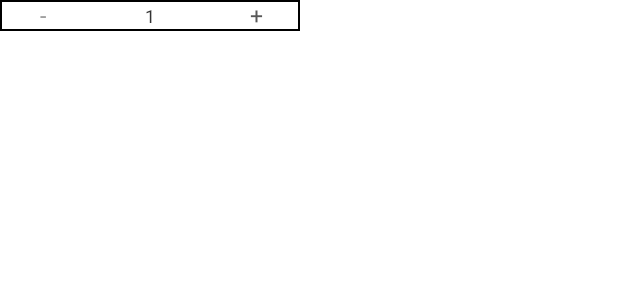
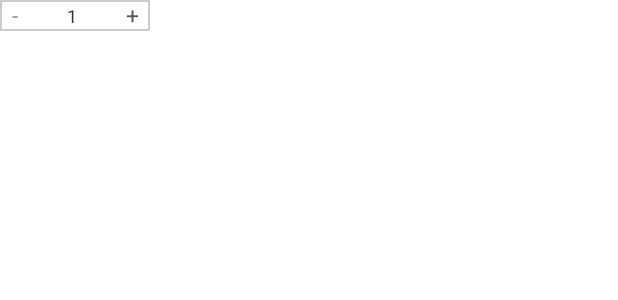
Before and after one commit to lxy1191/CustomView, an Android app: the layout activity_main.xml on its own in the app's theme, with its tools: preview values and no code run, on a phone screen of 412 x 824 dp. Shown: the top 300 px of the screen. Run offline under Robolectric (Android 15) with nearby library versions, the phone set to English and light mode, and no system bars.

Commit message:
新增可编辑加减计数器

```diff
--- a/app/src/main/res/layout/activity_main.xml
+++ b/app/src/main/res/layout/activity_main.xml
@@ -20,7 +20,7 @@
         android:layout_height="wrap_content"/>
 
     <com.example.customview.addsubtractView.AddSubtractView
-        android:layout_width="200dp"
+        android:layout_width="100dp"
         android:layout_height="wrap_content"/>
 
 
--- a/customview/src/main/java/com/example/customview/addsubtractView/AddSubtractView.java
+++ b/customview/src/main/java/com/example/customview/addsubtractView/AddSubtractView.java
@@ -3,6 +3,7 @@ package com.example.customview.addsubtractView;
 import android.content.Context;
 import android.content.res.TypedArray;
 import android.graphics.Rect;
+import android.os.Build;
 import android.text.Editable;
 import android.text.TextWatcher;
 import android.util.AttributeSet;
@@ -14,6 +15,7 @@ import android.widget.LinearLayout;
 import android.widget.TextView;
 
 import androidx.annotation.Nullable;
+import androidx.annotation.RequiresApi;
 
 import com.example.customview.R;
 import com.example.customview.utils.SizeUtil;
@@ -24,19 +26,27 @@ public class AddSubtractView extends LinearLayout {
     private final EditText mEtNum;
     private final TextView mTvAdd;
     private final View view;
+    private final LinearLayout mLayout;
 
+    @RequiresApi(api = Build.VERSION_CODES.JELLY_BEAN)
     public AddSubtractView(Context context, @Nullable AttributeSet attrs) {
         super(context, attrs);
 
-        view = LayoutInflater.from(context).inflate(R.layout.add_subtract_view,this,true);
+        view = LayoutInflater.from(context).inflate(R.layout.view_add_subtract,this,true);
         mTvSubtract = view.findViewById(R.id.tv_subtract);
         mEtNum = view.findViewById(R.id.et_num);
         mTvAdd = view.findViewById(R.id.tv_add);
+        mLayout=view.findViewById(R.id.layout);
 
         TypedArray typedArray = context.obtainStyledAttributes(attrs, R.styleable.AddSubtractView);
         //获取title_text属性
         float symbolSize =  SizeUtil.sp2px(typedArray.getDimensionPixelSize(R.styleable.AddSubtractView_symbolSize,10));
         float contentSize =  SizeUtil.dip2px(typedArray.getDimensionPixelSize(R.styleable.AddSubtractView_contentSize,8));
+
+        if(getBackground()!=null){
+            mLayout.setBackground(getBackground());
+        }
+
         mTvSubtract.setTextSize(symbolSize);
         mTvAdd.setTextSize(symbolSize);
         mEtNum.setTextSize(contentSize);
@@ -45,6 +55,7 @@ public class AddSubtractView extends LinearLayout {
     }
 
 
+    @RequiresApi(api = Build.VERSION_CODES.GINGERBREAD)
     private void listener(){
         view.getViewTreeObserver().addOnGlobalLayoutListener(new ViewTreeObserver.OnGlobalLayoutListener() {
             Rect rect=new Rect();
@@ -53,7 +64,7 @@ public class AddSubtractView extends LinearLayout {
             public void onGlobalLayout() {
                 view.getWindowVisibleDisplayFrame(rect);
                 int newHeight=rect.height();
-                if(newHeight>=oldHeight){ //未弹出软键盘
+                if(newHeight>oldHeight){ //未弹出软键盘
                     if(mEtNum.getText().toString().isEmpty()) mEtNum.setText("1");
                     mEtNum.clearFocus();
                 }
--- a/customview/src/main/res/drawable/bg_white_1b.xml
+++ b/customview/src/main/res/drawable/bg_white_1b.xml
@@ -3,5 +3,5 @@
     <solid android:color="@color/white" />
     <stroke
         android:width="1dp"
-        android:color="@color/black" />
+        android:color="@color/c_cccccc" />
 </shape>
--- a/customview/src/main/res/layout/add_subtract_view.xml
+++ b/customview/src/main/res/layout/view_add_subtract.xml
@@ -1,7 +1,6 @@
 <?xml version="1.0" encoding="utf-8"?>
 <LinearLayout xmlns:android="http://schemas.android.com/apk/res/android"
-    android:paddingLeft="5dp"
-    android:paddingRight="5dp"
+    android:id="@+id/layout"
     android:background="@drawable/bg_white_1b"
     android:gravity="center_vertical"
     android:layout_width="match_parent"
@@ -10,10 +9,11 @@
     <TextView
         android:id="@+id/tv_subtract"
         android:text="-"
+        android:paddingLeft="8dp"
+        android:paddingRight="15dp"
         android:textColor="@color/c_979797"
         android:gravity="center"
-        android:layout_weight="1"
-        android:layout_width="0dp"
+        android:layout_width="wrap_content"
         android:layout_height="match_parent"/>
 
     <EditText
@@ -22,19 +22,20 @@
         android:background="@color/transparent"
         android:singleLine="true"
         android:inputType="number"
+        android:layout_weight="1"
         android:gravity="center"
         android:textColor="@color/c_333333"
-        android:layout_weight="2"
-        android:layout_width="0dp"
+        android:layout_width="wrap_content"
         android:layout_height="match_parent"/>
 
     <TextView
         android:id="@+id/tv_add"
         android:text="+"
+        android:paddingLeft="15dp"
+        android:paddingRight="8dp"
         android:textColor="@color/c_585858"
         android:gravity="center"
-        android:layout_weight="1"
-        android:layout_width="0dp"
+        android:layout_width="wrap_content"
         android:layout_height="match_parent"/>
 
 
--- a/customview/src/main/res/values/colors.xml
+++ b/customview/src/main/res/values/colors.xml
@@ -4,4 +4,5 @@
     <color name="transparent">#00FFFFFF</color>
     <color name="c_585858">#585858</color>
     <color name="c_333333">#333333</color>
+    <color name="c_cccccc">#CCCCCC</color>
 </resources>
```
